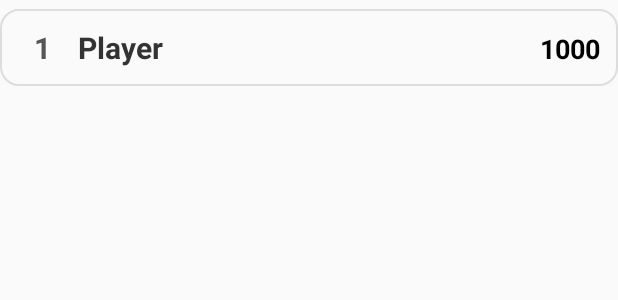
After one commit to GalIsraeli/AndroidProject1, an Android app: the layout item_score.xml on its own in the app's theme, with its tools: preview values and no code run, on a phone screen of 412 x 824 dp. The commit adds this screen. Shown: the top 300 px of the screen. Run offline under Robolectric (Android 15) with nearby library versions, the light colour scheme and no system bars.

Commit message:
feat: Implement leaderboard with score saving and location
This commit introduces a comprehensive leaderboard system, enhancing the game's persistence and social features.

Key changes include:

-   **Score Saving:** Implemented `MSPV3` (Might Save Preferences v3) utility class for saving and retrieving the top 10 scores using SharedPreferences and Gson for serialization.
-   **Location Tracking:** Added functionality to capture the player's last known location (latitude and longitude) upon game over using `FusedLocationProviderClient` and the necessary location permissions (`ACCESS_FINE_LOCATION`).
-   **Leaderboard Activity:** Created `LeaderboardActivity` to display the top scores.
-   **Score Model:** Introduced a `Score` data class to hold player name, score, latitude, and longitude.
-   **RecyclerView for Leaderboard:** Implemented a RecyclerView (`leaderboardRecyclerView`) in `LeaderboardActivity` to display the list of scores.
-   **Score Adapter:** Created a `ScoreAdapter` to bind `Score` data to the RecyclerView items. Includes special styling for top 3 ranks.
-   **Map Integration:** Integrated a `MapView` (`leaderboard_map`) in `LeaderboardActivity` to show the location associated with a selected score on the leaderboard.
-   **Player Name Input:** Added an `EditText` field (`name_text_box`) in `MainActivity` to allow players to enter their name before starting the game. The entered name is passed to `GameActivity`.
-   **UI Enhancements:**
    -   Added a "LeaderBoard" button (`btn_leaderBoard`) to `MainActivity`.
    -   Created a new layout file (`item_score.xml`) for individual score items in the RecyclerView.
    -   Added `item_background.xml` drawable for score item background styling.
    -   Added rank numbering and improved score display in the leaderboard.
    -   Added color resources (`gold`, `silver`, `bronze`) for ranking visualization.
-   **Dependency Updates:** Added `gson`, `play-services-location`, `legacy-support-v4`, and `recyclerview` dependencies.
-   **Manifest Updates:** Added `ACCESS_FINE_LOCATION` permission (if not already present, though the diff shows it was already there).

```diff
--- a/app/src/main/AndroidManifest.xml
+++ b/app/src/main/AndroidManifest.xml
@@ -6,6 +6,7 @@
     <uses-permission android:name="android.permission.INTERNET"/>
     <uses-permission android:name="android.permission.ACCESS_COARSE_LOCATION"/>
     <uses-permission android:name="android.permission.ACCESS_FINE_LOCATION"/>
+
 
     <application
         android:name=".activities.App"
--- /dev/null
+++ b/app/src/main/res/drawable/item_background.xml
@@ -0,0 +1,6 @@
+<?xml version="1.0" encoding="utf-8"?>
+<shape xmlns:android="http://schemas.android.com/apk/res/android" android:shape="rectangle">
+    <solid android:color="#FAFAFA"/>
+    <corners android:radius="12dp" />
+    <stroke android:width="1dp" android:color="#DDD" />
+</shape>
--- /dev/null
+++ b/app/src/main/res/layout/item_score.xml
@@ -0,0 +1,40 @@
+<?xml version="1.0" encoding="utf-8"?>
+<LinearLayout xmlns:android="http://schemas.android.com/apk/res/android"
+    android:layout_width="match_parent"
+    android:layout_height="wrap_content"
+    android:background="@drawable/item_background"
+    android:orientation="horizontal"
+    android:padding="12dp"
+    android:layout_marginVertical="6dp" >
+
+    <TextView
+        android:id="@+id/item_score_rank"
+        android:layout_width="32dp"
+        android:layout_height="wrap_content"
+        android:gravity="center"
+        android:text="@string/_1"
+        android:textColor="#555"
+        android:textSize="20sp"
+        android:textStyle="bold" />
+
+    <TextView
+        android:id="@+id/item_score_player_name"
+        android:layout_width="0dp"
+        android:layout_height="wrap_content"
+        android:layout_weight="1"
+        android:paddingStart="8dp"
+        android:text="@string/player"
+        android:textColor="#333"
+        android:textSize="20sp"
+        android:textStyle="bold" />
+
+    <TextView
+        android:id="@+id/item_score_value"
+        android:layout_width="wrap_content"
+        android:layout_height="wrap_content"
+        android:text="@string/_1000"
+        android:textColor="#000"
+        android:textSize="18sp"
+        android:textStyle="bold" />
+
+</LinearLayout>
--- a/app/src/main/res/values/colors.xml
+++ b/app/src/main/res/values/colors.xml
@@ -2,4 +2,7 @@
 <resources>
     <color name="black">#FF000000</color>
     <color name="white">#FFFFFFFF</color>
+    <color name="gold">#FFD700</color>
+    <color name="silver">#C0C0C0</color>
+    <color name="bronze">#CD7F32</color>
 </resources>
--- /dev/null
+++ b/app/src/main/res/values/dimens.xml
@@ -0,0 +1,4 @@
+<?xml version="1.0" encoding="utf-8"?>
+<resources>
+    <dimen name="text_margin">16dp</dimen>
+</resources>
--- a/app/src/main/res/values/strings.xml
+++ b/app/src/main/res/values/strings.xml
@@ -9,4 +9,11 @@
     <string name="_00_00_00">00:00:00</string>
     <string name="score_0000">Score : 0000</string>
     <string name="map_view_desc">Map showing location of last score</string>
+    <string name="enter_your_name_here">Enter your name here</string>
+    <string name="name_na_score_na">Name:NA Score:NA</string>
+    <string name="player_name">Player name:</string>
+    <string name="player">Player</string>
+    <string name="_1000">1000</string>
+    <string name="_1">1</string>
+
 </resources>
```
Also changed, not shown: app/build.gradle.kts (+6 -2 lines), app/src/main/java/com/gamepackage/androidproject1/activities/GameActivity.kt (+59 -13 lines), app/src/main/java/com/gamepackage/androidproject1/activities/LeaderboardActivity.kt (+25 -3 lines), app/src/main/java/com/gamepackage/androidproject1/activities/MainActivity.kt (+7 -0 lines), app/src/main/java/com/gamepackage/androidproject1/logic/Score.kt (added, +8 -0 lines), app/src/main/java/com/gamepackage/androidproject1/logic/ScoreAdapter.kt (added, +55 -0 lines), app/src/main/java/com/gamepackage/androidproject1/utils/MSPV3.kt (+27 -25 lines), app/src/main/res/layout/activity_leaderboard.xml (+20 -42 lines), app/src/main/res/layout/activity_main.xml (+31 -0 lines), gradle/libs.versions.toml (+9 -1 lines).
